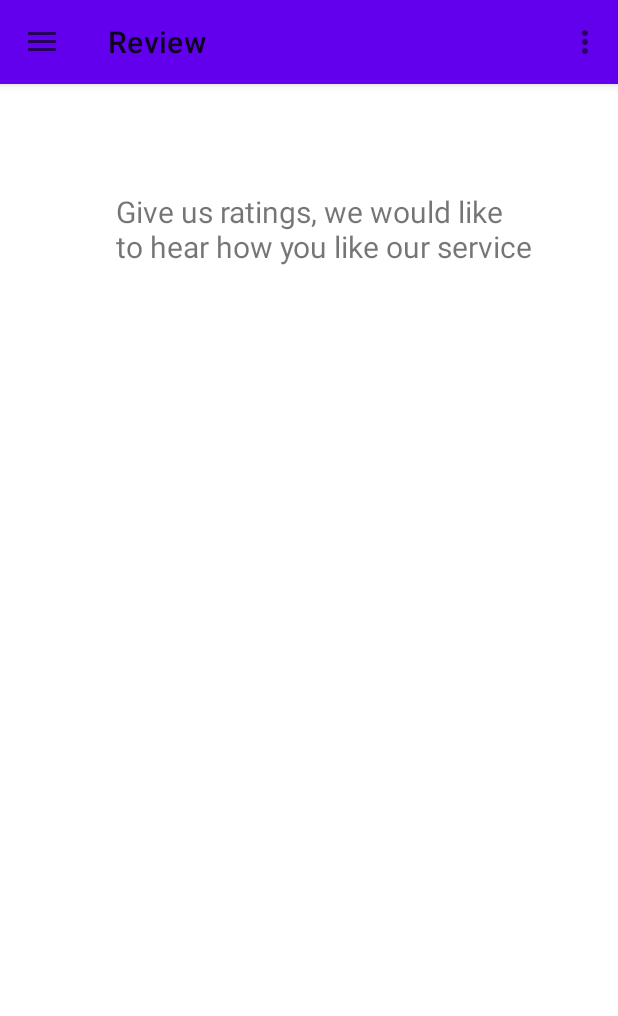
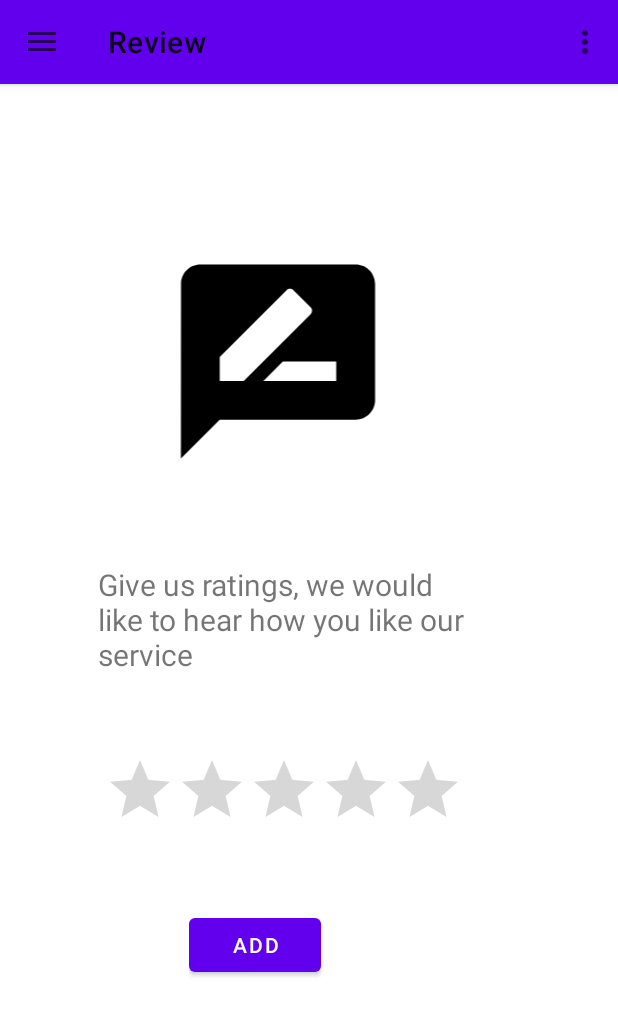
Before and after one commit to ancahutupasu/HeServices2, an Android app: the ReviewFragment screen opened through its navigation route, on a phone screen of 412 x 824 dp. Shown: the top 1016 px of the screen. Run offline under Robolectric (Android 15) with nearby library versions, the phone set to English and light mode, and no system bars; our stand-ins replace navigation-ui.

Commit message:
updated xml files

```diff
--- a/app/src/main/res/layout/fragment_review.xml
+++ b/app/src/main/res/layout/fragment_review.xml
@@ -12,17 +12,87 @@
         android:orientation="horizontal"
         app:layout_constraintBottom_toBottomOf="parent"
         app:layout_constraintEnd_toEndOf="parent"
-        app:layout_constraintHorizontal_bias="0.587"
+        app:layout_constraintHorizontal_bias="0.496"
         app:layout_constraintStart_toStartOf="parent"
         app:layout_constraintTop_toTopOf="parent"
-        app:layout_constraintVertical_bias="0.105">
+        app:layout_constraintVertical_bias="0.469">
 
         <TextView
             android:id="@+id/textView4"
-            android:layout_width="match_parent"
-            android:layout_height="match_parent"
+            android:layout_width="249dp"
+            android:layout_height="75dp"
             android:text="Give us ratings, we would like to hear how you like our service"
             android:textSize="20sp" />
     </LinearLayout>
 
+    <LinearLayout
+        android:id="@+id/linearLayout15"
+        android:layout_width="253dp"
+        android:layout_height="170dp"
+        android:orientation="horizontal"
+        app:layout_constraintBottom_toBottomOf="parent"
+        app:layout_constraintEnd_toEndOf="parent"
+        app:layout_constraintHorizontal_bias="0.433"
+        app:layout_constraintStart_toStartOf="parent"
+        app:layout_constraintTop_toTopOf="parent"
+        app:layout_constraintVertical_bias="0.18">
+
+        <ImageView
+            android:id="@+id/imageView11"
+            android:layout_width="233dp"
+            android:layout_height="155dp"
+            app:srcCompat="@drawable/ic_baseline_rate_review_24" />
+    </LinearLayout>
+    <LinearLayout
+        android:id="@+id/linearLayout14"
+        android:layout_width="127dp"
+        android:layout_height="59dp"
+        android:orientation="horizontal"
+        app:layout_constraintBottom_toBottomOf="parent"
+        app:layout_constraintEnd_toEndOf="parent"
+        app:layout_constraintHorizontal_bias="0.443"
+        app:layout_constraintStart_toStartOf="parent"
+        app:layout_constraintTop_toTopOf="parent"
+        app:layout_constraintVertical_bias="0.776">
+
+    </LinearLayout>
+
+    <LinearLayout
+        android:id="@+id/linearLayout13"
+        android:layout_width="127dp"
+        android:layout_height="59dp"
+        android:orientation="horizontal"
+        app:layout_constraintBottom_toBottomOf="parent"
+        app:layout_constraintEnd_toEndOf="parent"
+        app:layout_constraintHorizontal_bias="0.443"
+        app:layout_constraintStart_toStartOf="parent"
+        app:layout_constraintTop_toTopOf="parent"
+        app:layout_constraintVertical_bias="0.776">
+
+        <Button
+            android:id="@+id/add"
+            android:layout_width="wrap_content"
+            android:layout_height="wrap_content"
+            android:text="Add" />
+    </LinearLayout>
+
+    <LinearLayout
+        android:layout_width="261dp"
+        android:layout_height="62dp"
+        android:orientation="horizontal"
+        app:layout_constraintBottom_toBottomOf="parent"
+        app:layout_constraintEnd_toEndOf="parent"
+        app:layout_constraintHorizontal_bias="0.46"
+        app:layout_constraintStart_toStartOf="parent"
+        app:layout_constraintTop_toTopOf="parent"
+        app:layout_constraintVertical_bias="0.633">
+
+        <RatingBar
+            android:id="@+id/ratingReviewBar"
+            android:layout_width="wrap_content"
+            android:layout_height="wrap_content"
+            tools:ignore="MissingConstraints,SpeakableTextPresentCheck" />
+    </LinearLayout>
+
+
 </androidx.constraintlayout.widget.ConstraintLayout>
```
Also changed, not shown: app/src/main/res/layout/fragment_feedback.xml (+36 -18 lines), app/src/main/res/drawable-v24/feedback.png (added).
